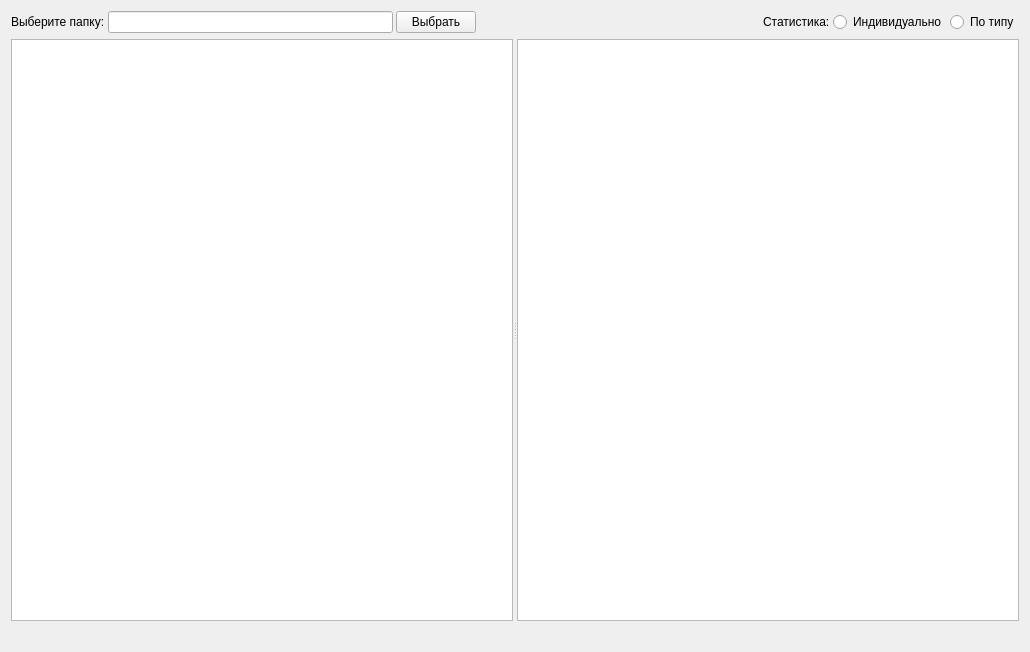
First picture: the form in directorystatsmainwindow.ui, repository valeria197/filewatcher, before the edit.
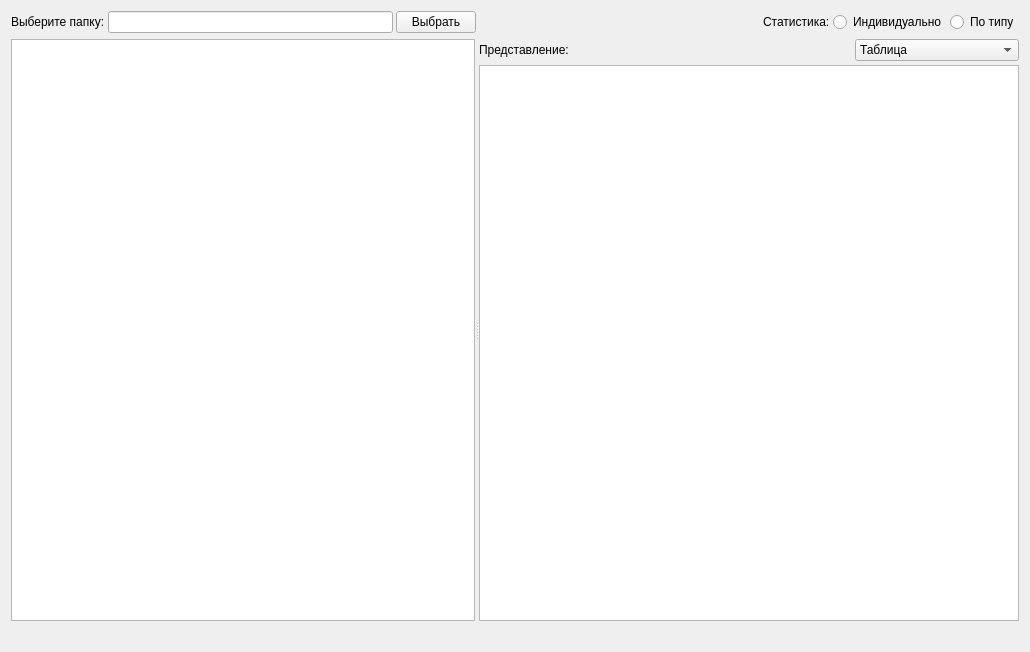
Second picture: the form after the edit. The open tabs and pages were chosen to show the change.

Diff of the .ui file:
```diff
--- a/directorystatsmainwindow.ui
+++ b/directorystatsmainwindow.ui
@@ -102,10 +102,101 @@
       <enum>Qt::Horizontal</enum>
      </property>
      <widget class="QTreeView" name="filesTreeView"/>
-     <widget class="QTableView" name="filesTableView">
-      <attribute name="verticalHeaderVisible">
-       <bool>false</bool>
-      </attribute>
+     <widget class="QWidget" name="statsWidget" native="true">
+      <layout class="QVBoxLayout" name="verticalLayout_3">
+       <property name="spacing">
+        <number>4</number>
+       </property>
+       <property name="leftMargin">
+        <number>0</number>
+       </property>
+       <property name="topMargin">
+        <number>0</number>
+       </property>
+       <property name="rightMargin">
+        <number>0</number>
+       </property>
+       <property name="bottomMargin">
+        <number>0</number>
+       </property>
+       <item>
+        <layout class="QHBoxLayout" name="horizontalLayout_2">
+         <item>
+          <widget class="QLabel" name="label_3">
+           <property name="text">
+            <string>Представление:</string>
+           </property>
+          </widget>
+         </item>
+         <item>
+          <spacer name="horizontalSpacer_2">
+           <property name="orientation">
+            <enum>Qt::Horizontal</enum>
+           </property>
+           <property name="sizeHint" stdset="0">
+            <size>
+             <width>40</width>
+             <height>20</height>
+            </size>
+           </property>
+          </spacer>
+         </item>
+         <item>
+          <widget class="QComboBox" name="statsComboBox">
+           <item>
+            <property name="text">
+             <string>Таблица</string>
+            </property>
+           </item>
+           <item>
+            <property name="text">
+             <string>Круговая диаграмма</string>
+            </property>
+           </item>
+           <item>
+            <property name="text">
+             <string>Столбчатая диаграмма</string>
+            </property>
+           </item>
+          </widget>
+         </item>
+        </layout>
+       </item>
+       <item>
+        <widget class="QStackedWidget" name="statsViewStackedWidget">
+         <property name="currentIndex">
+          <number>1</number>
+         </property>
+         <widget class="QWidget" name="tablePage">
+          <layout class="QVBoxLayout" name="verticalLayout_2">
+           <property name="spacing">
+            <number>0</number>
+           </property>
+           <property name="leftMargin">
+            <number>0</number>
+           </property>
+           <property name="topMargin">
+            <number>0</number>
+           </property>
+           <property name="rightMargin">
+            <number>0</number>
+           </property>
+           <property name="bottomMargin">
+            <number>0</number>
+           </property>
+           <item>
+            <widget class="QTableView" name="filesTableView">
+             <attribute name="verticalHeaderVisible">
+              <bool>false</bool>
+             </attribute>
+            </widget>
+           </item>
+          </layout>
+         </widget>
+         <widget class="QWidget" name="chartPage"/>
+        </widget>
+       </item>
+      </layout>
      </widget>
     </widget>
    </item>
```
